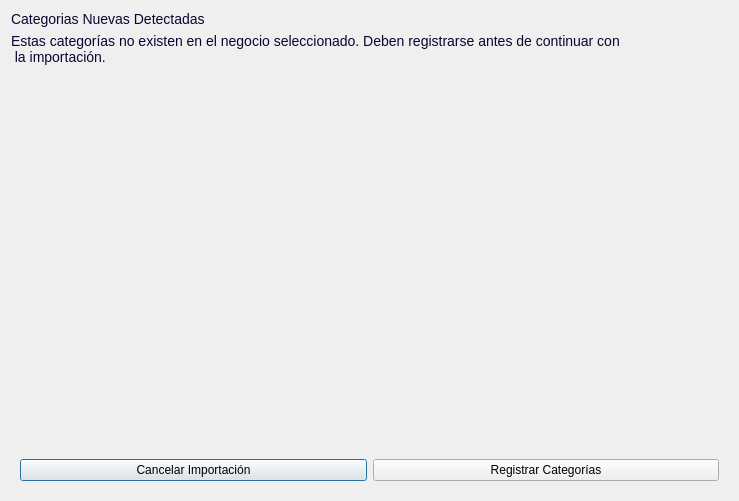
First picture: the form in app/ui/dashboard/qdialog/ExcelCategories.ui, repository Brando-1510/Proyecto-Integrador-2.0, before the edit.
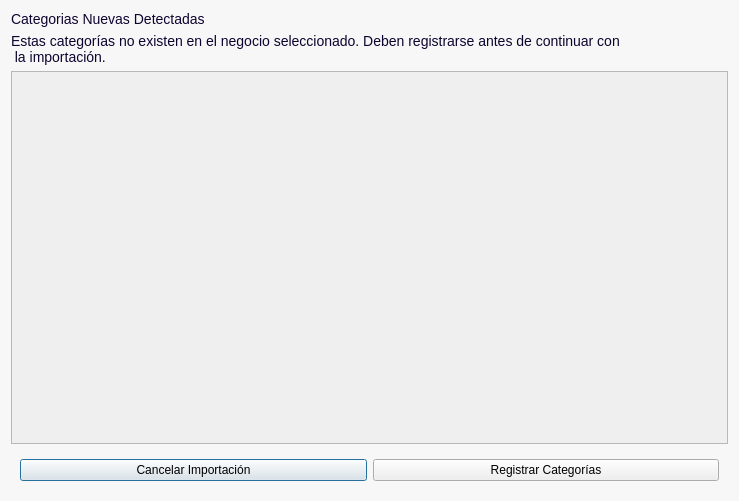
Second picture: the form after the edit.

```diff
--- a/app/ui/dashboard/qdialog/ExcelCategories.ui
+++ b/app/ui/dashboard/qdialog/ExcelCategories.ui
@@ -14,7 +14,7 @@
    <string>Dialog</string>
   </property>
   <property name="styleSheet">
-   <string notr="true">Dialog{
+   <string notr="true">QDialog{
 background-color:#f7f7f7;
 }
 QLabel{
@@ -152,10 +152,10 @@
 	border-radius:0px;
 }
 
-/* Widget que está dentro del ScrollArea */
-/*QScrollArea &gt; QWidget &gt; QWidget {
-    background-color: #F9F9FC;
-}*/
+
+QScrollArea &gt; QWidget &gt; QWidget {
+    background-color: #F7f7f7;
+}
 
 /* Scrollbar vertical */
 QScrollBar:vertical {
```
